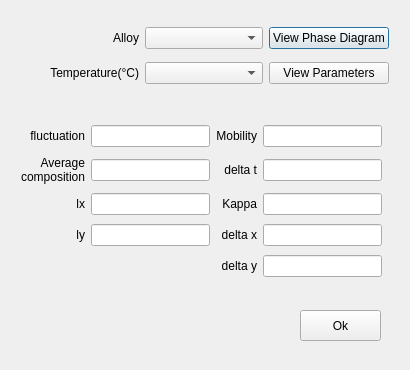
Old version of the form Forms/dialog_param_ch2d_alloy.ui in the repository mu2mech/mu2mech.
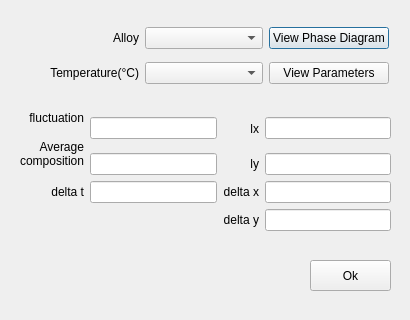
New version of the form.

What changed in the file:
```diff
--- a/Forms/dialog_param_ch2d_alloy.ui
+++ b/Forms/dialog_param_ch2d_alloy.ui
@@ -7,142 +7,12 @@
     <x>0</x>
     <y>0</y>
     <width>410</width>
-    <height>370</height>
+    <height>320</height>
    </rect>
   </property>
   <property name="windowTitle">
    <string>Edit Parameters</string>
   </property>
-  <widget class="QWidget" name="layoutWidget1">
-   <property name="geometry">
-    <rect>
-     <x>21</x>
-     <y>122</y>
-     <width>361</width>
-     <height>160</height>
-    </rect>
-   </property>
-   <layout class="QGridLayout" name="gridLayout">
-    <item row="0" column="3">
-     <widget class="QLineEdit" name="lineEditMobility"/>
-    </item>
-    <item row="3" column="1">
-     <widget class="QLineEdit" name="lineEditLy"/>
-    </item>
-    <item row="4" column="3">
-     <widget class="QLineEdit" name="lineEditDelY"/>
-    </item>
-    <item row="3" column="0">
-     <widget class="QLabel" name="labelLy">
-      <property name="text">
-       <string>ly</string>
-      </property>
-      <property name="alignment">
-       <set>Qt::AlignRight|Qt::AlignTrailing|Qt::AlignVCenter</set>
-      </property>
-     </widget>
-    </item>
-    <item row="0" column="1">
-     <widget class="QLineEdit" name="lineEditFluctuation"/>
-    </item>
-    <item row="3" column="3">
-     <widget class="QLineEdit" name="lineEditDelX"/>
-    </item>
-    <item row="0" column="0">
-     <widget class="QLabel" name="labelFluctuation">
-      <property name="text">
-       <string>fluctuation</string>
-      </property>
-      <property name="alignment">
-       <set>Qt::AlignRight|Qt::AlignTrailing|Qt::AlignVCenter</set>
-      </property>
-     </widget>
-    </item>
-    <item row="0" column="2">
-     <widget class="QLabel" name="labelMobiliy">
-      <property name="text">
-       <string>Mobility</string>
-      </property>
-      <property name="alignment">
-       <set>Qt::AlignRight|Qt::AlignTrailing|Qt::AlignVCenter</set>
-      </property>
-     </widget>
-    </item>
-    <item row="2" column="0">
-     <widget class="QLabel" name="labelLx">
-      <property name="text">
-       <string>lx</string>
-      </property>
-      <property name="alignment">
-       <set>Qt::AlignRight|Qt::AlignTrailing|Qt::AlignVCenter</set>
-      </property>
-     </widget>
-    </item>
-    <item row="2" column="2">
-     <widget class="QLabel" name="labelKappa">
-      <property name="text">
-       <string>Kappa</string>
-      </property>
-      <property name="alignment">
-       <set>Qt::AlignRight|Qt::AlignTrailing|Qt::AlignVCenter</set>
-      </property>
-     </widget>
-    </item>
-    <item row="1" column="0">
-     <widget class="QLabel" name="labelCAvg">
-      <property name="text">
-       <string>Average
-composition</string>
-      </property>
-      <property name="alignment">
-       <set>Qt::AlignRight|Qt::AlignTrailing|Qt::AlignVCenter</set>
-      </property>
-     </widget>
-    </item>
-    <item row="2" column="1">
-     <widget class="QLineEdit" name="lineEditLx"/>
-    </item>
-    <item row="3" column="2">
-     <widget class="QLabel" name="labelDelX">
-      <property name="text">
-       <string>delta x</string>
-      </property>
-      <property name="alignment">
-       <set>Qt::AlignRight|Qt::AlignTrailing|Qt::AlignVCenter</set>
-      </property>
-     </widget>
-    </item>
-    <item row="1" column="2">
-     <widget class="QLabel" name="labelDelT">
-      <property name="text">
-       <string>delta t</string>
-      </property>
-      <property name="alignment">
-       <set>Qt::AlignRight|Qt::AlignTrailing|Qt::AlignVCenter</set>
-      </property>
-     </widget>
-    </item>
-    <item row="2" column="3">
-     <widget class="QLineEdit" name="lineEditKappa"/>
-    </item>
-    <item row="1" column="1">
-     <widget class="QLineEdit" name="lineEditCAvg"/>
-    </item>
-    <item row="1" column="3">
-     <widget class="QLineEdit" name="lineEditDelT"/>
-    </item>
-    <item row="4" column="2">
-     <widget class="QLabel" name="labelDelY">
-      <property name="text">
-       <string>delta y</string>
-      </property>
-      <property name="alignment">
-       <set>Qt::AlignRight|Qt::AlignTrailing|Qt::AlignVCenter</set>
-      </property>
-     </widget>
-    </item>
-   </layout>
-  </widget>
   <widget class="QWidget" name="layoutWidget">
    <property name="geometry">
     <rect>
@@ -198,8 +68,8 @@
   <widget class="QPushButton" name="buttonBoxPramCH2DAlloy">
    <property name="geometry">
     <rect>
-     <x>300</x>
-     <y>310</y>
+     <x>310</x>
+     <y>260</y>
      <width>81</width>
      <height>31</height>
     </rect>
@@ -208,6 +78,110 @@
     <string>Ok</string>
    </property>
   </widget>
+  <widget class="QWidget" name="">
+   <property name="geometry">
+    <rect>
+     <x>20</x>
+     <y>110</y>
+     <width>371</width>
+     <height>121</height>
+    </rect>
+   </property>
+   <layout class="QGridLayout" name="gridLayout">
+    <item row="0" column="0">
+     <widget class="QLabel" name="labelFluctuation">
+      <property name="text">
+       <string>fluctuation</string>
+      </property>
+      <property name="alignment">
+       <set>Qt::AlignRight|Qt::AlignTrailing|Qt::AlignVCenter</set>
+      </property>
+     </widget>
+    </item>
+    <item row="0" column="1" rowspan="2">
+     <widget class="QLineEdit" name="lineEditFluctuation"/>
+    </item>
+    <item row="0" column="2" rowspan="2">
+     <widget class="QLabel" name="labelLx">
+      <property name="text">
+       <string>lx</string>
+      </property>
+      <property name="alignment">
+       <set>Qt::AlignRight|Qt::AlignTrailing|Qt::AlignVCenter</set>
+      </property>
+     </widget>
+    </item>
+    <item row="0" column="3" rowspan="2">
+     <widget class="QLineEdit" name="lineEditLx"/>
+    </item>
+    <item row="1" column="0" rowspan="2">
+     <widget class="QLabel" name="labelCAvg">
+      <property name="text">
+       <string>Average
+composition</string>
+      </property>
+      <property name="alignment">
+       <set>Qt::AlignRight|Qt::AlignTrailing|Qt::AlignVCenter</set>
+      </property>
+     </widget>
+    </item>
+    <item row="2" column="1">
+     <widget class="QLineEdit" name="lineEditCAvg"/>
+    </item>
+    <item row="2" column="2">
+     <widget class="QLabel" name="labelLy">
+      <property name="text">
+       <string>ly</string>
+      </property>
+      <property name="alignment">
+       <set>Qt::AlignRight|Qt::AlignTrailing|Qt::AlignVCenter</set>
+      </property>
+     </widget>
+    </item>
+    <item row="2" column="3">
+     <widget class="QLineEdit" name="lineEditLy"/>
+    </item>
+    <item row="3" column="0">
+     <widget class="QLabel" name="labelDelT">
+      <property name="text">
+       <string>delta t</string>
+      </property>
+      <property name="alignment">
+       <set>Qt::AlignRight|Qt::AlignTrailing|Qt::AlignVCenter</set>
+      </property>
+     </widget>
+    </item>
+    <item row="3" column="1">
+     <widget class="QLineEdit" name="lineEditDelT"/>
+    </item>
+    <item row="3" column="2">
+     <widget class="QLabel" name="labelDelX">
+      <property name="text">
+       <string>delta x</string>
+      </property>
+      <property name="alignment">
+       <set>Qt::AlignRight|Qt::AlignTrailing|Qt::AlignVCenter</set>
+      </property>
+     </widget>
+    </item>
+    <item row="3" column="3">
+     <widget class="QLineEdit" name="lineEditDelX"/>
+    </item>
+    <item row="4" column="2">
+     <widget class="QLabel" name="labelDelY">
+      <property name="text">
+       <string>delta y</string>
+      </property>
+      <property name="alignment">
+       <set>Qt::AlignRight|Qt::AlignTrailing|Qt::AlignVCenter</set>
+      </property>
+     </widget>
+    </item>
+    <item row="4" column="3">
+     <widget class="QLineEdit" name="lineEditDelY"/>
+    </item>
+   </layout>
+  </widget>
  </widget>
  <resources/>
  <connections/>
```
Left out of the diff: 2 changed lines with no effect on the pictures.
